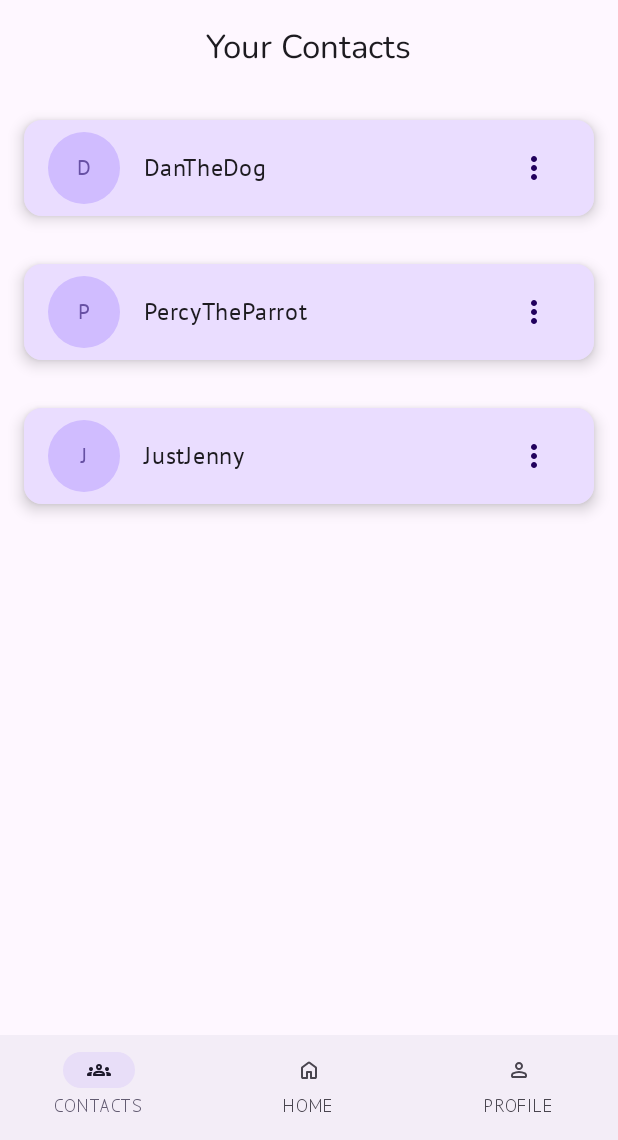
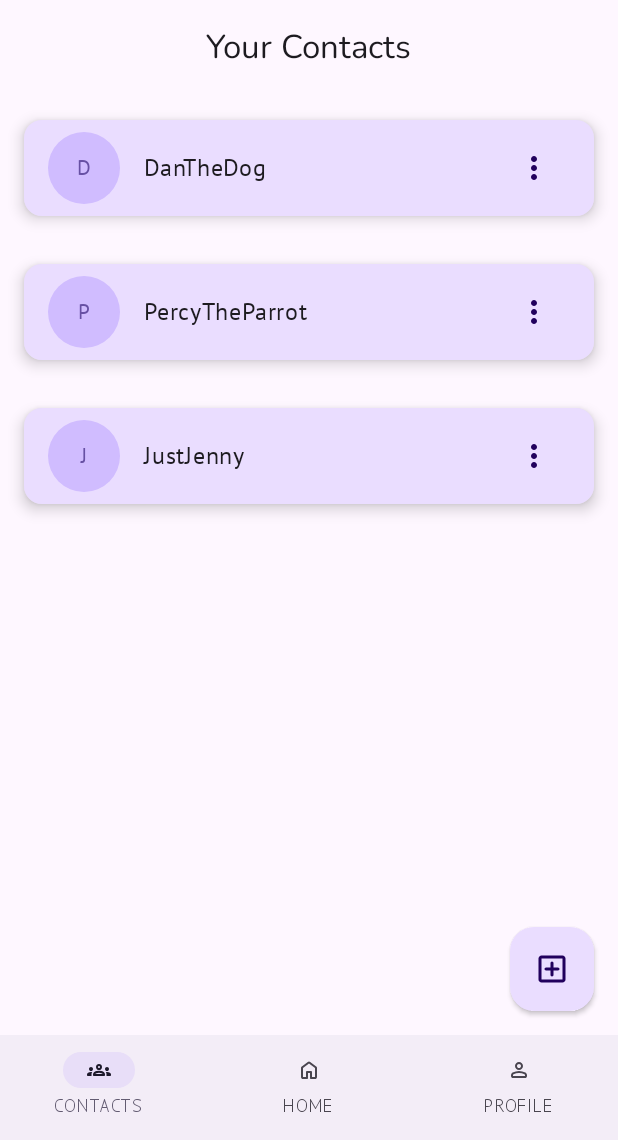
Before and after one commit to AgafiaApple/Stash, an Android app built with Jetpack Compose: the ContactsScreen screen opened through its navigation route, on a phone screen of 412 x 824 dp, the part 96-1236 px from its top. Run offline under Robolectric (Android 15) with nearby library versions, the phone set to English and light mode, and no system bars; our stand-ins replace Room's generated code; Roboto replaces fonts that are not available here.

Commit message:
BUILT AND RAN
1. Successfully added the "add" button to the Contact page

```diff
--- a/app/src/main/kotlin/com/example/sharingapp/ui/screens/ContactsScreen.kt
+++ b/app/src/main/kotlin/com/example/sharingapp/ui/screens/ContactsScreen.kt
@@ -20,6 +20,9 @@ import androidx.compose.material3.CardElevation
 import androidx.compose.material3.DropdownMenu
 import androidx.compose.material3.DropdownMenuItem
 import androidx.compose.material3.ExperimentalMaterial3Api
+import androidx.compose.material3.FloatingActionButton
+import androidx.compose.material3.FloatingActionButtonDefaults
+import androidx.compose.material3.FloatingActionButtonElevation
 import androidx.compose.material3.Icon
 import androidx.compose.material3.IconButton
 import androidx.compose.runtime.Composable
@@ -40,6 +43,7 @@ import androidx.compose.ui.Modifier
 import androidx.compose.ui.graphics.Color
 import androidx.compose.ui.unit.dp
 import androidx.lifecycle.viewmodel.compose.viewModel
+import com.example.sharingapp.AddBoxIcon
 import com.example.sharingapp.ComposeIcon
 import com.example.sharingapp.MenuVertIcon
 import com.example.sharingapp.ui.utils.CircleInitialIcon
@@ -47,6 +51,7 @@ import com.example.sharingapp.ui.utils.ContactOption
 import com.example.sharingapp.ui.utils.Dimens
 import com.example.sharingapp.ui.utils.MenuButton
 import com.example.sharingapp.ui.utils.OptionsEnum
+
 
 @Composable
 fun ContactsScreen(
@@ -58,7 +63,10 @@ fun ContactsScreen(
 ) {
     val uiState by viewModel.uiState.collectAsStateWithLifecycle()
 
-
+    // we need this outer box to keep the list and add-icon from overlapping
+    Box(
+        modifier = Modifier.fillMaxSize()
+    ) {
         LazyColumn(contentPadding = inner_padding) {
             items(uiState.contacts, key = {contact -> contact.id}) { contact ->
                 // by default, extra info about contact not shown
@@ -82,6 +90,25 @@ fun ContactsScreen(
                 }
             } // end items block
         } // end LazyColumn block
+
+        // add-item button at the bottom right of the screen
+
+            // TODO: onClick should navigate the user to the AddItem page
+            FloatingActionButton(
+                onClick = {},
+                modifier = Modifier
+                .align(Alignment.BottomEnd)
+                .padding(Dimens.Spacing.Medium),
+                elevation = FloatingActionButtonDefaults.elevation(2.dp)
+            ) {
+                Icon(
+                    imageVector = ComposeIcon.asImageVector(AddBoxIcon()),
+                    contentDescription = "Add item"
+                )
+
+            }
+    } // end outer box block
+
 } // end ContactsScreen
 
 @Composable
--- a/app/src/main/res/drawable/add_box.xml
+++ b/app/src/main/res/drawable/add_box.xml
@@ -5,5 +5,5 @@
     android:viewportHeight="960">
   <path
       android:pathData="M440,520v120q0,17 11.5,28.5T480,680q17,0 28.5,-11.5T520,640v-120h120q17,0 28.5,-11.5T680,480q0,-17 -11.5,-28.5T640,440L520,440v-120q0,-17 -11.5,-28.5T480,280q-17,0 -28.5,11.5T440,320v120L320,440q-17,0 -28.5,11.5T280,480q0,17 11.5,28.5T320,520h120ZM200,840q-33,0 -56.5,-23.5T120,760v-560q0,-33 23.5,-56.5T200,120h560q33,0 56.5,23.5T840,200v560q0,33 -23.5,56.5T760,840L200,840ZM200,760h560v-560L200,200v560ZM200,200v560,-560Z"
-      android:fillColor="#e3e3e3"/>
+      android:fillColor="@color/primary_container_light"/>
 </vector>
--- a/app/src/main/res/values/colors.xml
+++ b/app/src/main/res/values/colors.xml
@@ -4,4 +4,5 @@
     <color name = "primary_light">#FF8F4C38</color>
     <color name = "primary_light_medium_contrast">#FF5D2514</color>
     <color name = "on_primary_container_light">#FF723523</color>
+    <color name = "primary_container_light">#FFDBD1FF</color>
 </resources>
```
Lines whose indentation alone changed are shown as unchanged.
